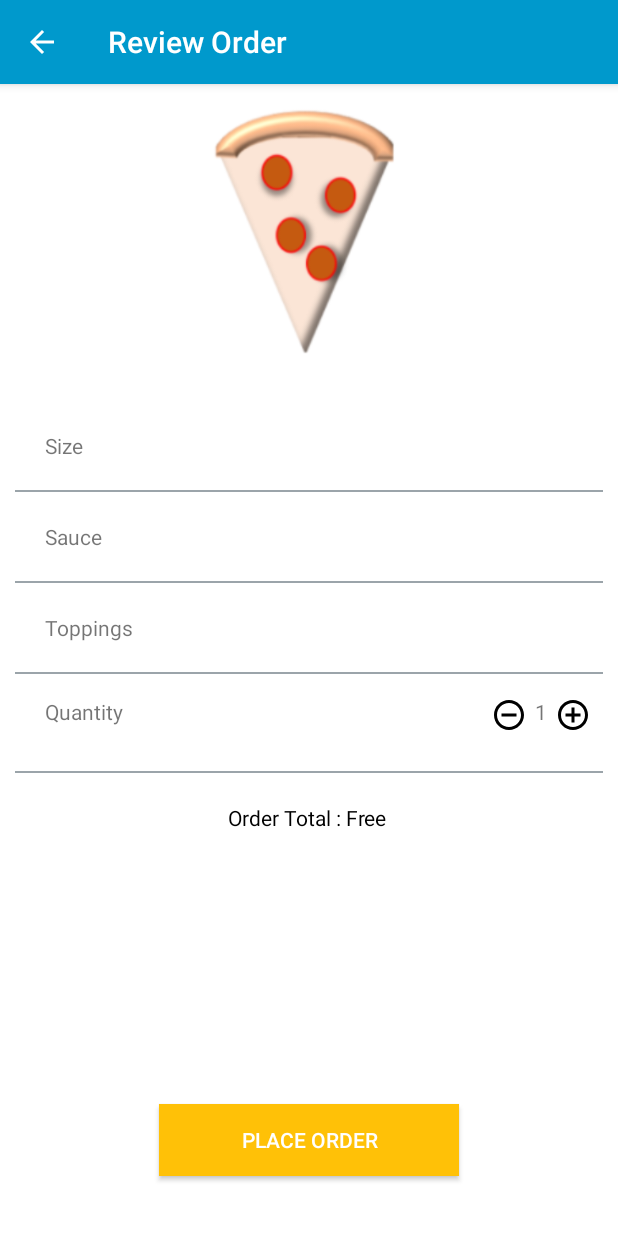
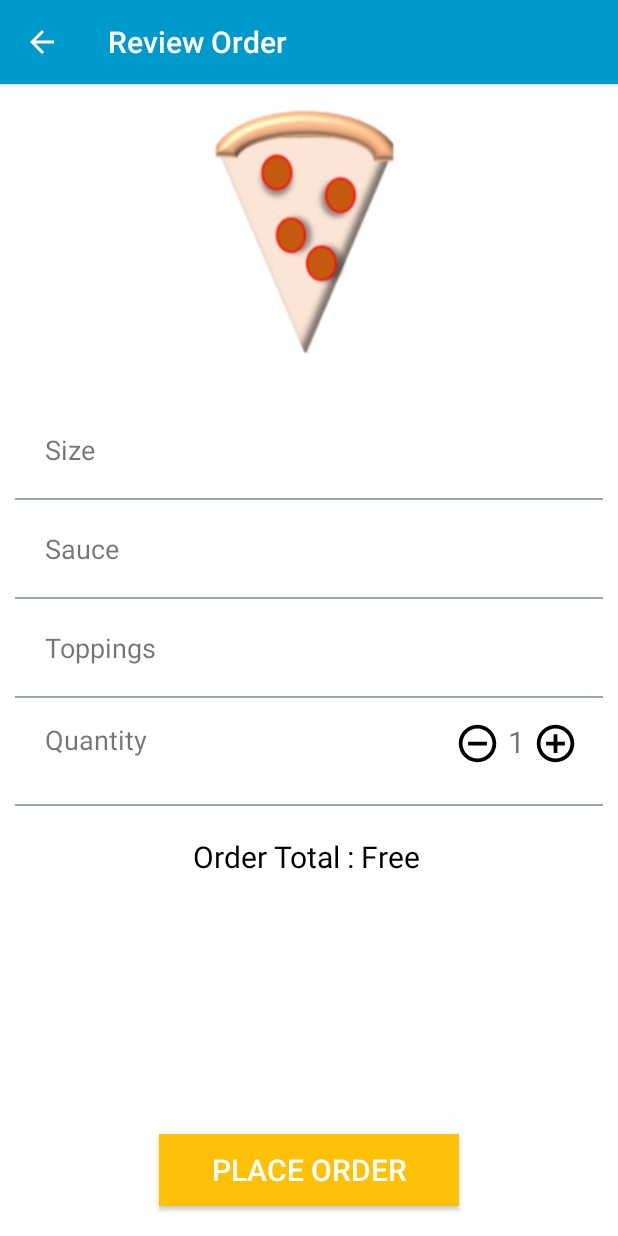
Before and after one commit to kkhevna/NYC-Pizza, an Android app: the ReviewOrder screen opened directly, with no data from a screen before it, on a phone screen of 412 x 824 dp. Run offline under Robolectric (Android 15) with nearby library versions, the phone set to English and light mode, and no system bars; our stand-ins replace ButterKnife.

Commit message:
Added larger font

```diff
--- a/app/src/main/res/layout/activity_main.xml
+++ b/app/src/main/res/layout/activity_main.xml
@@ -18,12 +18,13 @@
         android:layout_height="70dp"
         android:textStyle=""
         android:layout_below="@id/pizzaImage"
-        android:layout_marginLeft="100dp"
         android:layout_marginTop="52dp"
         android:background="@color/yellow"
+        android:layout_centerInParent="true"
         android:gravity="center"
         android:textColor="#ffffff"
         android:padding="20dp"
+        android:textSize="20sp"
         android:text="Create your own Pizza">
 
     </Button>
--- a/app/src/main/res/layout/customize_main_screen_list_item.xml
+++ b/app/src/main/res/layout/customize_main_screen_list_item.xml
@@ -11,6 +11,7 @@
         android:id="@+id/sizeTextView"
         android:layout_width="wrap_content"
         android:layout_height="wrap_content"
+        android:textSize="18sp"
         android:text="Size" />
 
     <TextView
@@ -19,6 +20,7 @@
         android:layout_height="wrap_content"
         android:layout_alignParentRight="true"
         android:layout_marginLeft="250dp"
+        android:textSize="18sp"
         android:layout_toRightOf="@id/sizeTextView"
         android:text="Large" />
 
--- a/app/src/main/res/layout/review_order.xml
+++ b/app/src/main/res/layout/review_order.xml
@@ -25,9 +25,10 @@
             android:clickable="false"
             android:focusable="false"
             android:id="@+id/sizeTextView"
+            android:textSize="18sp"
             android:layout_width="wrap_content"
             android:layout_height="wrap_content"
-            android:text="Size"/>
+            android:text="@string/size"/>
 
         <TextView
             android:id="@+id/sizeValueTextView"
@@ -36,9 +37,10 @@
             android:focusable="false"
             android:layout_height="wrap_content"
             android:layout_alignParentRight="true"
-            android:layout_marginLeft="100dp"
+            android:layout_marginLeft="80dp"
             android:layout_marginRight="45dp"
             android:gravity="right"
+            android:textSize="18sp"
             android:layout_toRightOf="@id/sizeTextView"
             android:text="Large" />
 
@@ -68,9 +70,10 @@
             android:id="@+id/sauceTextView"
             android:clickable="false"
             android:focusable="false"
+            android:textSize="18sp"
             android:layout_width="wrap_content"
             android:layout_height="wrap_content"
-            android:text="Sauce"/>
+            android:text="@string/sauce"/>
 
         <TextView
             android:id="@+id/sauceValueTextView"
@@ -79,8 +82,9 @@
             android:layout_toRightOf="@id/sauceTextView"
             android:layout_width="wrap_content"
             android:layout_height="wrap_content"
+            android:textSize="18sp"
             android:layout_alignParentRight="true"
-            android:layout_marginLeft="100dp"
+            android:layout_marginLeft="80dp"
             android:layout_marginRight="45dp"
             android:gravity="right"
             android:text="Tomato"/>
@@ -112,8 +116,9 @@
             android:layout_width="wrap_content"
             android:clickable="false"
             android:focusable="false"
+            android:textSize="18sp"
             android:layout_height="wrap_content"
-            android:text="Toppings"/>
+            android:text="@string/toppings"/>
 
         <TextView
             android:id="@+id/toppingsValueTextView"
@@ -123,8 +128,9 @@
             android:layout_width="wrap_content"
             android:layout_height="wrap_content"
             android:layout_alignParentRight="true"
-            android:layout_marginLeft="100dp"
+            android:layout_marginLeft="80dp"
             android:layout_marginRight="45dp"
+            android:textSize="18sp"
             android:gravity="right"
             android:text="Pepperoni, Pineapple"/>
 
@@ -160,14 +166,15 @@
             android:layout_width="wrap_content"
             android:layout_height="wrap_content"
             android:gravity="center"
-            android:text="Quantity"/>
+            android:textSize="18sp"
+            android:text="@string/quantity"/>
 
         <ImageView
             android:id="@+id/quantityMinus"
-            android:layout_width="wrap_content"
-            android:layout_height="wrap_content"
+            android:layout_width="30dp"
+            android:layout_height="30dp"
             app:srcCompat="@drawable/ic_baseline_remove_circle_outline_24px"
-            android:layout_marginLeft="245dp"
+            android:layout_marginLeft="205dp"
             android:layout_marginRight="5dp"
             android:layout_toRightOf="@id/quantityTextView" />
 
@@ -177,12 +184,13 @@
             android:layout_width="wrap_content"
             android:layout_height="wrap_content"
             android:gravity="right"
+            android:textSize="20sp"
             android:text="1"/>
 
         <ImageView
             android:id="@+id/quantityAdd"
-            android:layout_width="wrap_content"
-            android:layout_height="wrap_content"
+            android:layout_width="30dp"
+            android:layout_height="30dp"
             android:layout_alignParentTop="true"
             android:layout_marginBottom="10dp"
             android:layout_marginLeft="5dp"
@@ -212,6 +220,7 @@
         android:layout_below="@id/quantityView"
         android:layout_centerInParent="true"
         android:layout_marginTop="20dp"
+        android:textSize="20sp"
         android:text="Order Total : Free "/>
 
     <Button
@@ -220,8 +229,9 @@
         android:layout_height="wrap_content"
         android:background="@color/yellow"
         android:text="Place Order"
+        android:textSize="20sp"
         android:layout_alignParentBottom="true"
-        android:layout_marginBottom="40dp"
+        android:layout_marginBottom="20dp"
         android:layout_centerInParent="true"
         android:textColor="#ffffff" />
 
--- a/app/src/main/res/layout/toppings_list.xml
+++ b/app/src/main/res/layout/toppings_list.xml
@@ -17,10 +17,11 @@
         android:layout_width="200dp"
         android:layout_height="wrap_content"
         android:background="@color/yellow"
-        android:text="Done"
+        android:text="@string/done"
         android:layout_alignParentBottom="true"
         android:layout_marginBottom="40dp"
         android:layout_centerInParent="true"
+        android:textSize="20sp"
         android:textColor="#ffffff" />
 
 </RelativeLayout>
--- a/app/src/main/res/layout/toppings_listview_item.xml
+++ b/app/src/main/res/layout/toppings_listview_item.xml
@@ -13,6 +13,7 @@
         android:id="@+id/toppingName"
         android:layout_width="wrap_content"
         android:layout_height="wrap_content"
+        android:textSize="20sp"
         android:text="Name" />
 
     <View
@@ -22,8 +23,8 @@
 
     <android.support.v7.widget.AppCompatImageView
         android:id="@+id/toppingCheck"
-        android:layout_width="20dp"
-        android:layout_height="20dp"
+        android:layout_width="30dp"
+        android:layout_height="30dp"
         android:background="@color/white"
         android:gravity="right"
         app:srcCompat="@drawable/baseline_uncheck"/>
--- a/app/src/main/res/values/strings.xml
+++ b/app/src/main/res/values/strings.xml
@@ -15,4 +15,11 @@
     <string name="talkback_custom_action_unselect">un select</string>
     <string name="talkback_custom_topping_selected">%s selected</string>
     <string name="talkback_custom_topping_unselected">%s unselected</string>
+    <string name="size">Size</string>
+    <string name="large">Large</string>
+    <string name="sauce">Sauce</string>
+    <string name="toppings">Toppings</string>
+    <string name="review_order">Review Order</string>
+    <string name="quantity">Quantity</string>
+    <string name="done">Done</string>
 </resources>
```
Also changed, not shown: app/src/main/java/com/khevna/kpizza/ToppingArrayAdapter.kt (added, +97 -0 lines), app/src/main/java/com/khevna/kpizza/ToppingsArrayAdapter.java (deleted, +0 -118 lines), app/src/main/java/com/khevna/kpizza/ToppingsArrayAdapterPart2.java (added, +118 -0 lines), app/src/main/res/layout/customize_main_screen.xml (+15 -8 lines).
